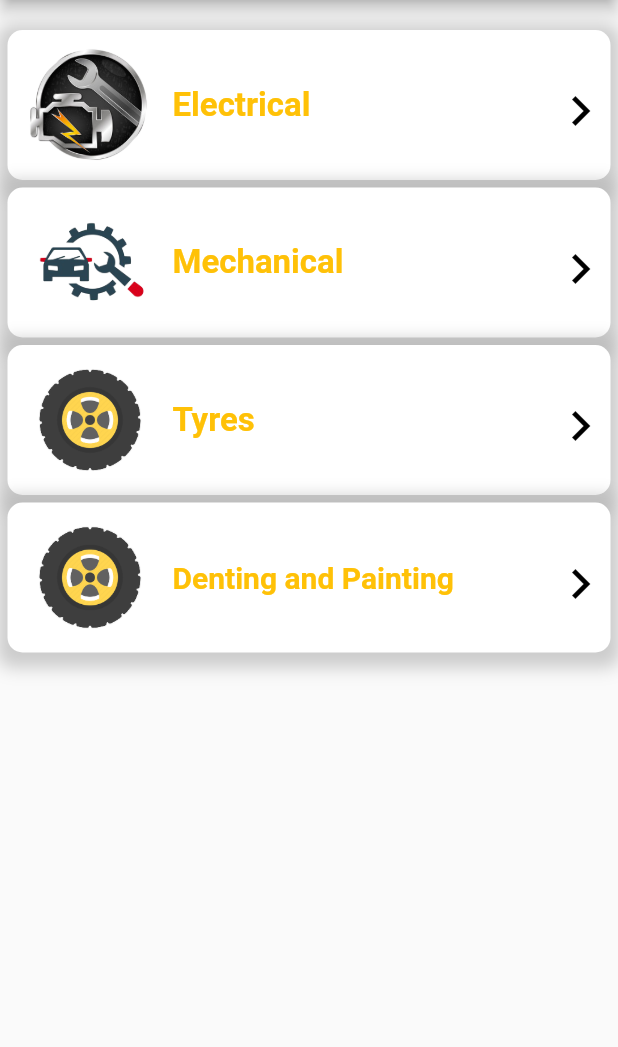
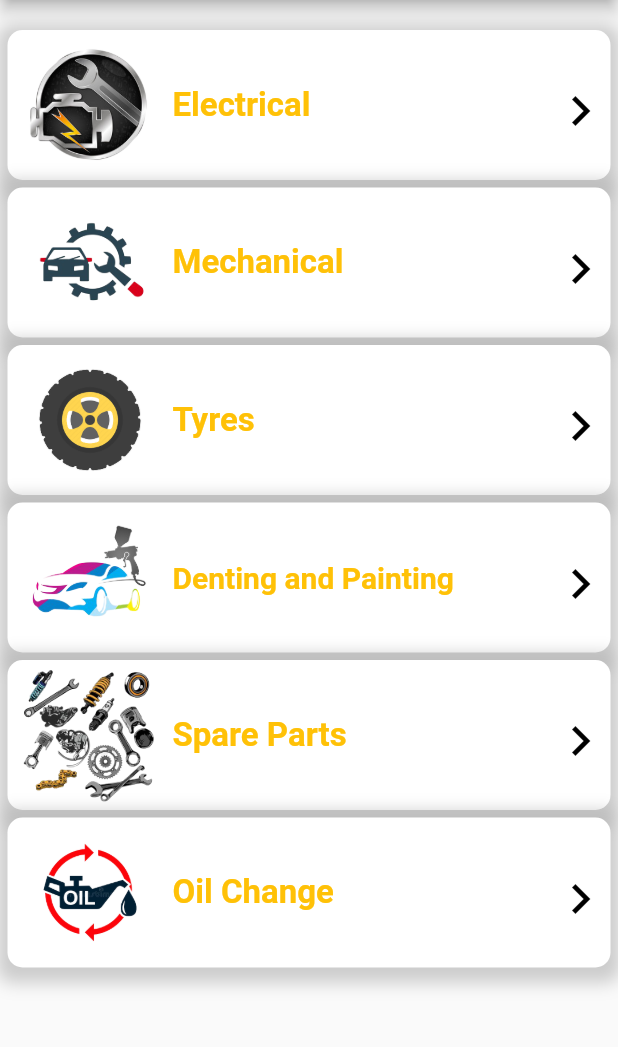
Before and after one commit to javedmughal-058/vehicle_management_app_in_flutter, a Flutter app: the bike_category screen opened directly, on a phone screen of 412 x 824 dp, the part 84-1131 px from its top. Run offline on Flutter 3.47's test engine with Material 2 defaults, Android fonts, the phone set to English and light mode, and no system bars; our stand-ins replace animated_text_kit, carousel_slider.

Commit message:
Update bike_category.dart

```diff
--- a/lib/Screens/bike_category.dart
+++ b/lib/Screens/bike_category.dart
@@ -1,5 +1,8 @@
 import 'package:flutter/cupertino.dart';
 import 'package:flutter/material.dart';
+
+import 'bike_detail.dart';
+import 'car_detail.dart';
 class bike_category extends StatelessWidget {
   const bike_category({Key? key}) : super(key: key);
 
@@ -42,6 +45,7 @@ class bike_category extends StatelessWidget {
                     icon: const Icon(Icons.navigate_next,size: 40,),
                     color: Colors.black,
                     onPressed: () {
+                      Navigator.push(context, MaterialPageRoute(builder: (context)=> bike_detail(),));
 
                     },
                   ),
@@ -77,6 +81,7 @@ class bike_category extends StatelessWidget {
                   icon: const Icon(Icons.navigate_next,size: 40,),
                   color: Colors.black,
                   onPressed: () {
+                    Navigator.push(context, MaterialPageRoute(builder: (context)=> bike_detail(),));
 
                   },
                 ),
@@ -111,6 +116,7 @@ class bike_category extends StatelessWidget {
                   icon: const Icon(Icons.navigate_next,size: 40,),
                   color: Colors.black,
                   onPressed: () {
+                    Navigator.push(context, MaterialPageRoute(builder: (context)=> bike_detail(),));
 
                   },
                 ),
@@ -137,7 +143,7 @@ class bike_category extends StatelessWidget {
             child: Row(
               children: [
                 SizedBox(width: 10,),
-                Image.asset("images/tyres.png",width: 90,),
+                Image.asset("images/penting.png",width: 90,),
                 SizedBox(width: 10,),
                 Text("Denting and Painting",style: TextStyle(fontSize: 20,fontWeight: FontWeight.bold,color: Colors.amber),),
                 Spacer(),
@@ -145,6 +151,77 @@ class bike_category extends StatelessWidget {
                   icon: const Icon(Icons.navigate_next,size: 40,),
                   color: Colors.black,
                   onPressed: () {
+                    Navigator.push(context, MaterialPageRoute(builder: (context)=> bike_detail(),));
+
+                  },
+                ),
+              ],
+            ),
+          ),
+          SizedBox(height: 5,),
+          Container(
+            margin: EdgeInsets.only(left: 5,right: 5),
+            height: 100,
+            width: 100,
+            decoration: BoxDecoration(
+                borderRadius: BorderRadius.circular(10),
+                color: Colors.white,
+                boxShadow: [
+                  BoxShadow(
+                    color: Colors.grey.withOpacity(0.5),
+                    spreadRadius: 7,
+                    blurRadius: 9,
+                    offset: Offset(0, 3), // changes position of shadow
+                  ),
+                ]
+            ),
+            child: Row(
+              children: [
+                SizedBox(width: 10,),
+                Image.asset("images/spare_parts.png",width: 90,),
+                SizedBox(width: 10,),
+                Text("Spare Parts",style: TextStyle(fontSize: 22,fontWeight: FontWeight.bold,color: Colors.amber),),
+                Spacer(),
+                IconButton(
+                  icon: const Icon(Icons.navigate_next,size: 40,),
+                  color: Colors.black,
+                  onPressed: () {
+                    Navigator.push(context, MaterialPageRoute(builder: (context)=> bike_detail(),));
+
+                  },
+                ),
+              ],
+            ),
+          ),
+          SizedBox(height: 5,),
+          Container(
+            margin: EdgeInsets.only(left: 5,right: 5),
+            height: 100,
+            width: 100,
+            decoration: BoxDecoration(
+                borderRadius: BorderRadius.circular(10),
+                color: Colors.white,
+                boxShadow: [
+                  BoxShadow(
+                    color: Colors.grey.withOpacity(0.5),
+                    spreadRadius: 7,
+                    blurRadius: 9,
+                    offset: Offset(0, 3), // changes position of shadow
+                  ),
+                ]
+            ),
+            child: Row(
+              children: [
+                SizedBox(width: 10,),
+                Image.asset("images/oil1.png",width: 90,),
+                SizedBox(width: 10,),
+                Text("Oil Change",style: TextStyle(fontSize: 22,fontWeight: FontWeight.bold,color: Colors.amber),),
+                Spacer(),
+                IconButton(
+                  icon: const Icon(Icons.navigate_next,size: 40,),
+                  color: Colors.black,
+                  onPressed: () {
+                    Navigator.push(context, MaterialPageRoute(builder: (context)=> bike_detail(),));
 
                   },
                 ),
```
